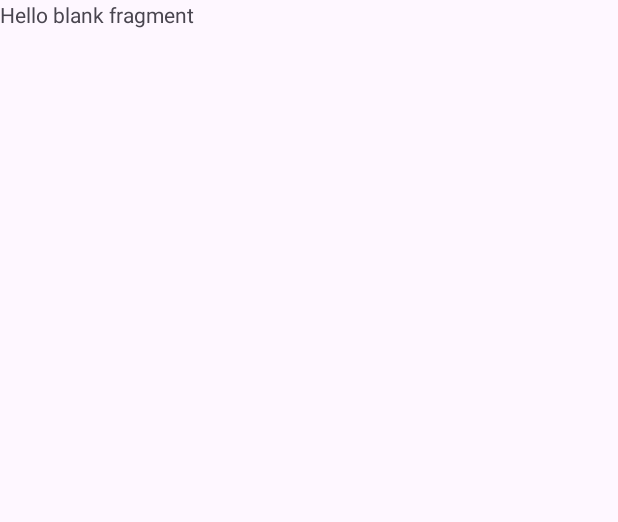
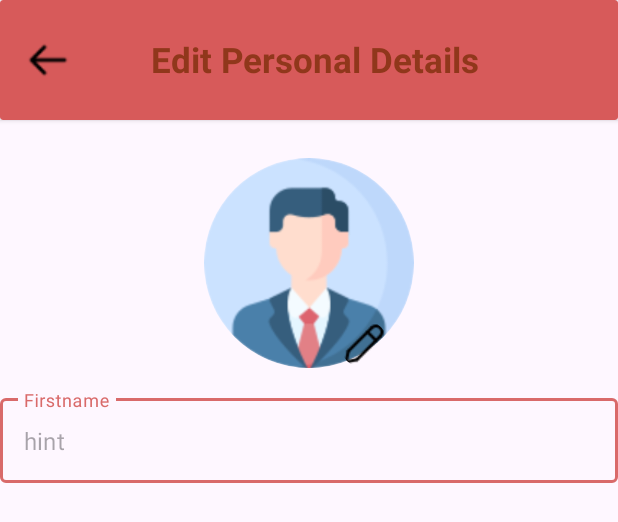
Before and after one commit to Nameless0706/FinalProjectAndroidNhom13, an Android app: the layout fragment_user_detail.xml on its own in the app's theme, with its tools: preview values and no code run, on a phone screen of 412 x 824 dp. Shown: the top 522 px of the screen. Run offline under Robolectric (Android 15) with nearby library versions, the light colour scheme and no system bars.

Commit message:
them UserDetails

```diff
--- a/PhoneMart/app/src/main/java/com/nhom13/phonemart/api/AuthAPI.java
+++ b/PhoneMart/app/src/main/java/com/nhom13/phonemart/api/AuthAPI.java
@@ -32,7 +32,7 @@ public interface AuthAPI {
     Call<ApiResponse> forgotPassword(@Query("email") String email);
 
     @POST("auth/reset-password")
-    Call<ApiResponse> resetPassword(@Query("email") String email, @Query("newPassword") String newPassword, @Query("otp") String otp);
+    Call<ApiResponse> resetPassword(@Query("email") String email, @Query("newPassword") String newPassword);
 
     @POST("auth/resend-otp")
     Call<ApiResponse> resendOtp(@Query("email") String email);
--- a/PhoneMart/app/src/main/java/com/nhom13/phonemart/ui/auth/LoginFragment.java
+++ b/PhoneMart/app/src/main/java/com/nhom13/phonemart/ui/auth/LoginFragment.java
@@ -207,7 +207,7 @@ public class LoginFragment extends Fragment implements View.OnClickListener {
                     String json = gson.toJson(response.body().getData());
                     JwtResponse jwt = gson.fromJson(json, JwtResponse.class);
 
-                    rdirectAfterLoginSuccess(jwt);
+                    redirectAfterLoginSuccess(jwt);
                 } else {
                     DialogUtils.ShowDialog(getContext(), R.layout.error_dialog, "Thất bại", "Đăng nhập thất bại");
                 }
@@ -238,7 +238,7 @@ public class LoginFragment extends Fragment implements View.OnClickListener {
                     JwtResponse jwt = gson.fromJson(json, JwtResponse.class);
 
 
-                    rdirectAfterLoginSuccess(jwt);
+                    redirectAfterLoginSuccess(jwt);
                 } else {
                     DialogUtils.ShowDialog(getContext(), R.layout.error_dialog, "Thất bại", "Sai email hoặc mật khẩu");
                 }
@@ -251,7 +251,7 @@ public class LoginFragment extends Fragment implements View.OnClickListener {
         });
     }
 
-    private void rdirectAfterLoginSuccess(JwtResponse jwt) {
+    private void redirectAfterLoginSuccess(JwtResponse jwt) {
         UserDto loginUser = jwt.getUser();
         String accessToken = jwt.getAccessToken();
         String refreshToken = jwt.getRefreshToken();
--- a/PhoneMart/app/src/main/res/layout/fragment_cart.xml
+++ b/PhoneMart/app/src/main/res/layout/fragment_cart.xml
@@ -251,7 +251,7 @@
                     app:layout_constraintTop_toBottomOf="@+id/textView30" />
 
                 <ImageView
-                    android:id="@+id/imageView12"
+                    android:id="@+id/editUserDetailImg"
                     android:layout_width="wrap_content"
                     android:layout_height="wrap_content"
                     android:src="@drawable/arrow_detail"
@@ -260,7 +260,7 @@
                     app:layout_constraintTop_toTopOf="@+id/textView17" />
 
                 <ImageView
-                    android:id="@+id/imageView13"
+                    android:id="@+id/editUserPasswordImg"
                     android:layout_width="wrap_content"
                     android:layout_height="wrap_content"
                     android:src="@drawable/arrow_detail"
--- a/PhoneMart/app/src/main/res/layout/fragment_user.xml
+++ b/PhoneMart/app/src/main/res/layout/fragment_user.xml
@@ -314,7 +314,7 @@
                     app:layout_constraintTop_toTopOf="parent" />
 
                 <ImageView
-                    android:id="@+id/imageView12"
+                    android:id="@+id/editUserDetailImg"
                     android:layout_width="wrap_content"
                     android:layout_height="wrap_content"
                     android:layout_marginStart="276dp"
@@ -325,7 +325,7 @@
                     app:layout_constraintVertical_bias="0.586" />
 
                 <ImageView
-                    android:id="@+id/imageView13"
+                    android:id="@+id/editUserPasswordImg"
                     android:layout_width="wrap_content"
                     android:layout_height="wrap_content"
                     android:layout_marginStart="276dp"
--- a/PhoneMart/app/src/main/res/layout/fragment_user_detail.xml
+++ b/PhoneMart/app/src/main/res/layout/fragment_user_detail.xml
@@ -1,14 +1,102 @@
 <?xml version="1.0" encoding="utf-8"?>
-<FrameLayout xmlns:android="http://schemas.android.com/apk/res/android"
+<LinearLayout xmlns:android="http://schemas.android.com/apk/res/android"
+    xmlns:app="http://schemas.android.com/apk/res-auto"
     xmlns:tools="http://schemas.android.com/tools"
     android:layout_width="match_parent"
     android:layout_height="match_parent"
+    android:orientation="vertical"
     tools:context=".ui.UserDetailFragment">
 
-    <!-- TODO: Update blank fragment layout -->
-    <TextView
+    <androidx.cardview.widget.CardView
+        android:layout_width="match_parent"
+        android:layout_height="80dp"
+        android:backgroundTint="#D75A5A">
+
+        <LinearLayout
+            android:layout_width="match_parent"
+            android:layout_height="match_parent"
+            android:layout_gravity="center"
+            android:orientation="horizontal">
+
+            <ImageView
+                android:id="@+id/editUserDetailBackImg"
+                android:layout_width="wrap_content"
+                android:layout_height="match_parent"
+                android:layout_marginStart="15dp"
+                android:padding="2dp"
+                android:src="@drawable/arrow" />
+
+            <TextView
+                android:id="@+id/textView10"
+                android:layout_width="wrap_content"
+                android:layout_height="match_parent"
+                android:layout_marginEnd="40dp"
+                android:layout_weight="1"
+                android:gravity="center"
+                android:text="Edit Personal Details"
+                android:textColor="#90371B"
+                android:textSize="23sp"
+                android:textStyle="bold" />
+        </LinearLayout>
+    </androidx.cardview.widget.CardView>
+
+    <LinearLayout
         android:layout_width="match_parent"
         android:layout_height="match_parent"
-        android:text="@string/hello_blank_fragment" />
+        android:layout_marginTop="20dp"
+        android:orientation="vertical">
 
-</FrameLayout>
+        <androidx.constraintlayout.widget.ConstraintLayout
+            android:layout_width="match_parent"
+            android:layout_height="150dp">
+
+            <de.hdodenhof.circleimageview.CircleImageView
+                android:id="@+id/editImg"
+                android:layout_width="wrap_content"
+                android:layout_height="wrap_content"
+                android:layout_gravity="center"
+                android:elevation="1dp"
+                android:src="@drawable/edit_ico"
+                app:civ_circle_background_color="#7E9FE2"
+                app:layout_constraintBottom_toBottomOf="@+id/editUserDetailProfileImg"
+                app:layout_constraintEnd_toEndOf="@+id/editUserDetailProfileImg"
+                app:layout_constraintHorizontal_bias="0.842"
+                app:layout_constraintStart_toStartOf="@+id/editUserDetailProfileImg"
+                app:layout_constraintTop_toTopOf="@+id/editUserDetailProfileImg"
+                app:layout_constraintVertical_bias="1.0" />
+
+            <de.hdodenhof.circleimageview.CircleImageView
+                android:id="@+id/editUserDetailProfileImg"
+                android:layout_width="140dp"
+                android:layout_height="140dp"
+                android:layout_gravity="center"
+                android:src="@drawable/profile"
+                app:layout_constraintBottom_toBottomOf="parent"
+                app:layout_constraintEnd_toEndOf="parent"
+                app:layout_constraintStart_toStartOf="parent"
+                app:layout_constraintTop_toTopOf="parent" />
+
+        </androidx.constraintlayout.widget.ConstraintLayout>
+
+        <LinearLayout
+            android:layout_width="match_parent"
+            android:layout_height="match_parent"
+            android:orientation="vertical">
+
+            <com.google.android.material.textfield.TextInputLayout
+                android:id="@+id/userDetailFirstNameTv"
+                style="@style/Widget.MaterialComponents.TextInputLayout.OutlinedBox"
+                android:layout_width="match_parent"
+                android:layout_height="wrap_content"
+                android:layout_marginTop="10dp"
+                android:hint="Firstname">
+
+                <com.google.android.material.textfield.TextInputEditText
+                    android:layout_width="match_parent"
+                    android:layout_height="wrap_content"
+                    android:hint="hint" />
+            </com.google.android.material.textfield.TextInputLayout>
+        </LinearLayout>
+    </LinearLayout>
+
+</LinearLayout>
```
Also changed, not shown: PhoneMart/app/src/main/java/com/nhom13/phonemart/ui/ResetPasswordFragment.java (+2 -7 lines), PhoneMart/app/src/main/java/com/nhom13/phonemart/ui/UserDetailFragment.java (+54 -21 lines), PhoneMart/app/src/main/java/com/nhom13/phonemart/ui/UserFragment.java (+11 -2 lines), PhoneMart/app/src/main/java/com/nhom13/phonemart/ui/VerifyOtpFragment.java (+4 -7 lines), PhoneMart/app/src/main/res/drawable/edit_ico.png (added).
